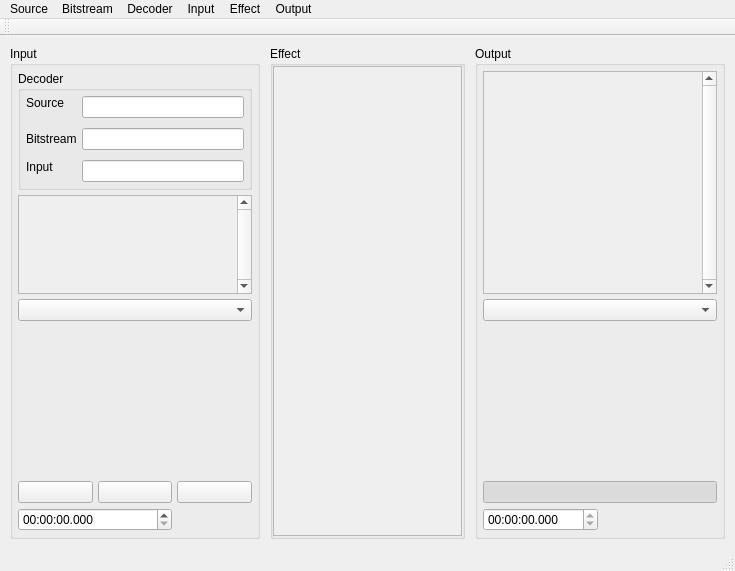
Before: the Qt Designer form src/interface/SACEffects.ui in andresgonzalezfornell/TFM, drawn with Qt 5.
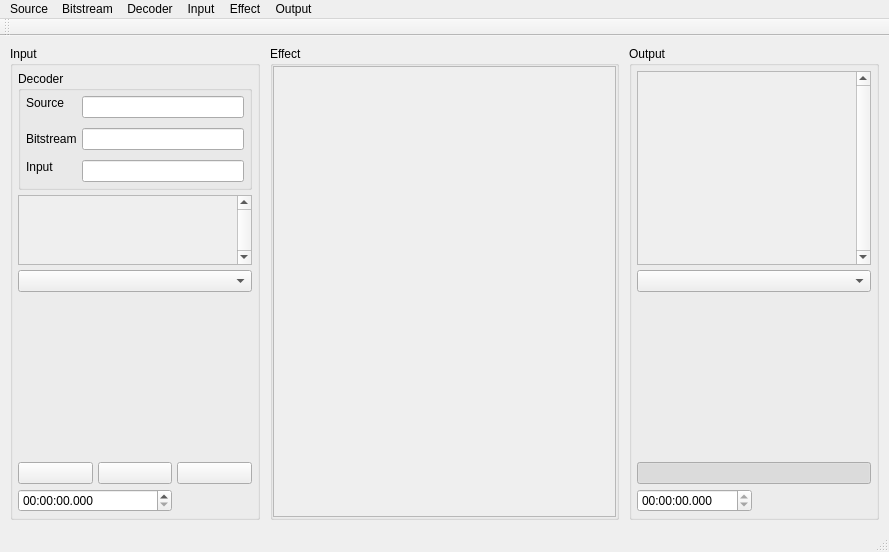
After: the same form once the commit is applied. Icons and pictures are not drawn.

Commit message:
Charts on effect monitor
Charts on effect monitor

Patch:
```diff
--- a/src/interface/SACEffects.ui
+++ b/src/interface/SACEffects.ui
@@ -6,8 +6,8 @@
    <rect>
     <x>0</x>
     <y>0</y>
-    <width>735</width>
-    <height>571</height>
+    <width>889</width>
+    <height>544</height>
    </rect>
   </property>
   <property name="sizePolicy">
@@ -234,7 +234,7 @@
             <x>0</x>
             <y>0</y>
             <width>217</width>
-            <height>83</height>
+            <height>76</height>
            </rect>
           </property>
           <layout class="QVBoxLayout" name="input_channels_layout">
@@ -263,15 +263,15 @@
        <item>
         <widget class="QWidget" name="input_chart" native="true">
          <property name="sizePolicy">
-          <sizepolicy hsizetype="Fixed" vsizetype="Fixed">
+          <sizepolicy hsizetype="MinimumExpanding" vsizetype="MinimumExpanding">
            <horstretch>0</horstretch>
            <verstretch>0</verstretch>
           </sizepolicy>
          </property>
          <property name="minimumSize">
           <size>
-           <width>200</width>
-           <height>150</height>
+           <width>250</width>
+           <height>160</height>
           </size>
          </property>
          <property name="maximumSize">
@@ -425,8 +425,8 @@
            <rect>
             <x>0</x>
             <y>0</y>
-            <width>187</width>
-            <height>479</height>
+            <width>341</width>
+            <height>452</height>
            </rect>
           </property>
           <property name="autoFillBackground">
@@ -520,7 +520,7 @@
             <x>0</x>
             <y>0</y>
             <width>217</width>
-            <height>141</height>
+            <height>123</height>
            </rect>
           </property>
           <layout class="QVBoxLayout" name="output_channels_layout">
@@ -550,8 +550,8 @@
         <widget class="QWidget" name="output_chart" native="true">
          <property name="minimumSize">
           <size>
-           <width>200</width>
-           <height>150</height>
+           <width>250</width>
+           <height>160</height>
           </size>
          </property>
          <property name="maximumSize">
@@ -635,7 +635,7 @@
     <rect>
      <x>0</x>
      <y>0</y>
-     <width>735</width>
+     <width>889</width>
      <height>22</height>
     </rect>
    </property>
```
The commit also changes 25 other files.
